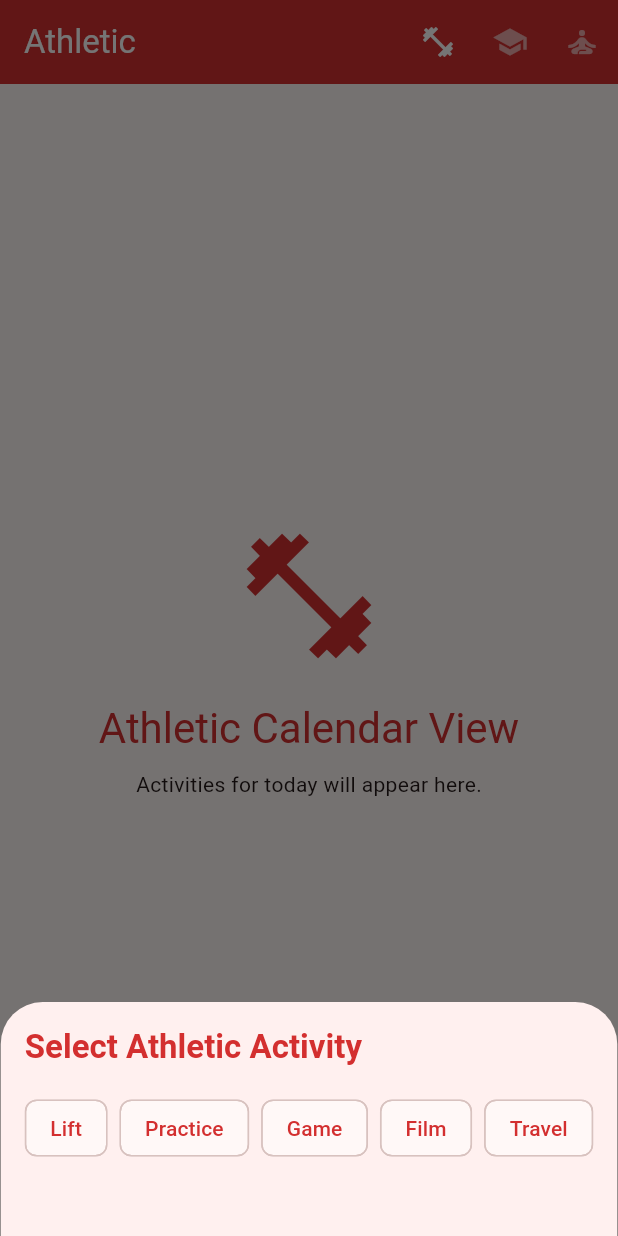
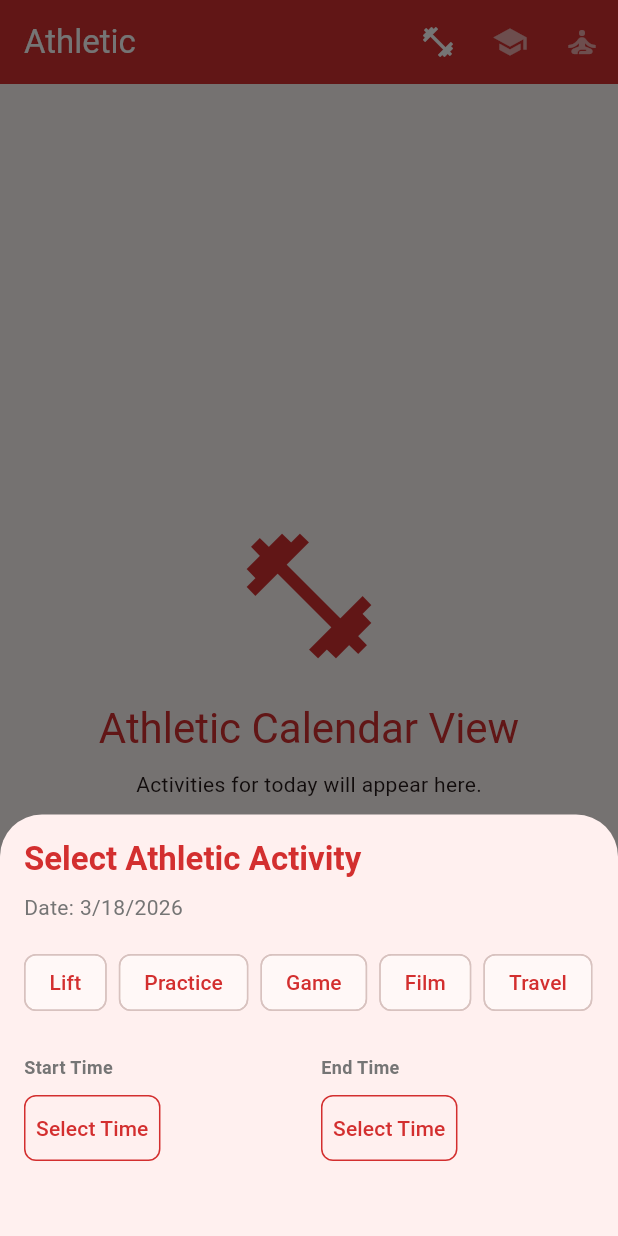
Before and after one commit to CharlieHiggs10/athlete_workload_manager, a Flutter app: the screen it shows after launch, after a tap on the "add" icon, on a phone screen of 412 x 824 dp. Run offline on Flutter 3.47's test engine with Material 3 defaults, Android fonts, the phone set to English and light mode, and no system bars; our stand-ins replace flutter_riverpod.

Commit message:
feat: complete Step 2.2.2.2 - date context and time interval selection

```diff
--- a/lib/screens/calendar_screen.dart
+++ b/lib/screens/calendar_screen.dart
@@ -83,7 +83,9 @@ class CalendarScreen extends ConsumerWidget {
       builder: (context) {
         return Theme(
           data: _getThemeForMode(mode),
-          child: const ActivityInputSheet(),
+          child: ActivityInputSheet(
+            selectedDate: DateTime.now(),
+          ),
         );
       },
     );
--- a/lib/widgets/activity_input_sheet.dart
+++ b/lib/widgets/activity_input_sheet.dart
@@ -7,11 +7,14 @@ import '../providers/athlete_mode_provider.dart';
 // Bottom sheet that displays mode-specific activity chips
 // (Athletic, Academic, Recovery) for the user to select.
 // Uses the current global athlete mode to filter available options.
+// Also allows selecting a start and end time for the activity.
 // Use a ConsumerStatefulWidget here because there needs to be types of state:
 // 1. Global State (Riverpod): To know which mode we are in (Red, Blue, Green).
-// 2. Local State (Flutter): To track which specific chip the user just tapped.
+// 2. Local State (Flutter): To track which specific chip the user just tapped,
+//    and to store the selected start and end times.
 class ActivityInputSheet extends ConsumerStatefulWidget {
-  const ActivityInputSheet({super.key});
+  final DateTime selectedDate;
+  const ActivityInputSheet({super.key, required this.selectedDate});
 
   @override
   ConsumerState<ActivityInputSheet> createState() => _ActivityInputSheetState();
@@ -22,6 +25,10 @@ class _ActivityInputSheetState extends ConsumerState<ActivityInputSheet> {
   // It is nullable (String?) because when the sheet first opens, nothing is selected.
   String? _selectedActivity;
 
+  // Local state variables for the time interval of the activity.
+  TimeOfDay? _startTime;
+  TimeOfDay? _endTime;
+
   // A Map that links your specific SLU activity lists
   // to their corresponding Riverpod mode.
   final Map<AthleteMode, List<String>> _modeChips = {
@@ -29,6 +36,23 @@ class _ActivityInputSheetState extends ConsumerState<ActivityInputSheet> {
     AthleteMode.academic: ['Class', 'Lab', 'Study', 'Exam', 'Office Hours'],
     AthleteMode.recovery: ['Injury Rehab', 'Ice Bath', 'Stretching', 'Hydration', 'Nap'],
   };
+
+  /// Triggers the native Flutter TimePicker to select a start or end time.
+  Future<void> _selectTime(BuildContext context, bool isStartTime) async {
+    final TimeOfDay? picked = await showTimePicker(
+      context: context,
+      initialTime: (isStartTime ? _startTime : _endTime) ?? TimeOfDay.now(),
+    );
+    if (picked != null) {
+      setState(() {
+        if (isStartTime) {
+          _startTime = picked;
+        } else {
+          _endTime = picked;
+        }
+      });
+    }
+  }
 
   @override
   Widget build(BuildContext context) {
@@ -43,6 +67,9 @@ class _ActivityInputSheetState extends ConsumerState<ActivityInputSheet> {
     // the Red, Blue, or Green styling defined in your CalendarScreen.
     final theme = Theme.of(context);
 
+    // Format selected date for display
+    final dateString = "${widget.selectedDate.month}/${widget.selectedDate.day}/${widget.selectedDate.year}";
+
     return Container(
       padding: const EdgeInsets.all(16.0),
       child: Column(
@@ -55,6 +82,13 @@ class _ActivityInputSheetState extends ConsumerState<ActivityInputSheet> {
             style: theme.textTheme.titleLarge?.copyWith(
               color: theme.primaryColor,
               fontWeight: FontWeight.bold,
+            ),
+          ),
+          const SizedBox(height: 8),
+          Text(
+            'Date: $dateString',
+            style: theme.textTheme.bodyMedium?.copyWith(
+              color: Colors.grey[600],
             ),
           ),
           const SizedBox(height: 16),
@@ -89,9 +123,81 @@ class _ActivityInputSheetState extends ConsumerState<ActivityInputSheet> {
               );
             }).toList(),
           ),
+          const SizedBox(height: 24),
+
+          // Time Selection Section
+          Row(
+            children: [
+              Expanded(
+                child: _TimeSelector(
+                  label: 'Start Time',
+                  time: _startTime,
+                  onTap: () => _selectTime(context, true),
+                  color: theme.primaryColor,
+                ),
+              ),
+              const SizedBox(width: 16),
+              Expanded(
+                child: _TimeSelector(
+                  label: 'End Time',
+                  time: _endTime,
+                  onTap: () => _selectTime(context, false),
+                  color: theme.primaryColor,
+                ),
+              ),
+            ],
+          ),
           const SizedBox(height: 32),
         ],
       ),
     );
   }
 }
+
+/// Logic Summary:
+/// A helper widget to display a time selection button with a label.
+class _TimeSelector extends StatelessWidget {
+  final String label;
+  final TimeOfDay? time;
+  final VoidCallback onTap;
+  final Color color;
+
+  const _TimeSelector({
+    required this.label,
+    required this.time,
+    required this.onTap,
+    required this.color,
+  });
+
+  @override
+  Widget build(BuildContext context) {
+    return Column(
+      crossAxisAlignment: CrossAxisAlignment.start,
+      children: [
+        Text(
+          label,
+          style: TextStyle(
+            color: Colors.grey[600],
+            fontSize: 12,
+            fontWeight: FontWeight.bold,
+          ),
+        ),
+        const SizedBox(height: 8),
+        OutlinedButton(
+          onPressed: onTap,
+          style: OutlinedButton.styleFrom(
+            padding: const EdgeInsets.symmetric(vertical: 12, horizontal: 8),
+            side: BorderSide(color: color),
+            shape: RoundedRectangleBorder(
+              borderRadius: BorderRadius.circular(8),
+            ),
+          ),
+          child: Text(
+            time?.format(context) ?? 'Select Time',
+            style: TextStyle(color: color),
+          ),
+        ),
+      ],
+    );
+  }
+}
```
Also changed, not shown: 3 other files.
